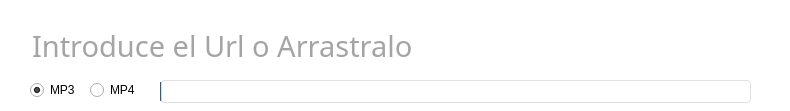
javi20gu/Music_Download, file Ui/Main.ui: the form before one commit.
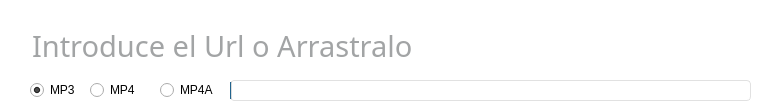
The form after the commit.

The edit to the form file:
```diff
--- a/Ui/Main.ui
+++ b/Ui/Main.ui
@@ -6,13 +6,13 @@
    <rect>
     <x>0</x>
     <y>0</y>
-    <width>790</width>
+    <width>772</width>
     <height>111</height>
    </rect>
   </property>
   <property name="minimumSize">
    <size>
-    <width>790</width>
+    <width>772</width>
     <height>111</height>
    </size>
   </property>
@@ -103,10 +103,10 @@
   <widget class="QProgressBar" name="proceso">
    <property name="geometry">
     <rect>
-     <x>160</x>
+     <x>230</x>
      <y>80</y>
-     <width>591</width>
-     <height>23</height>
+     <width>521</width>
+     <height>21</height>
     </rect>
    </property>
    <property name="styleSheet">
@@ -125,6 +125,24 @@
     <bool>false</bool>
    </property>
   </widget>
+  <widget class="QRadioButton" name="botonMp4a">
+   <property name="geometry">
+    <rect>
+     <x>160</x>
+     <y>80</y>
+     <width>61</width>
+     <height>20</height>
+    </rect>
+   </property>
+   <property name="font">
+    <font>
+     <family>Nirmala UI</family>
+    </font>
+   </property>
+   <property name="text">
+    <string>MP4A</string>
+   </property>
+  </widget>
  </widget>
  <resources/>
  <connections/>
```
